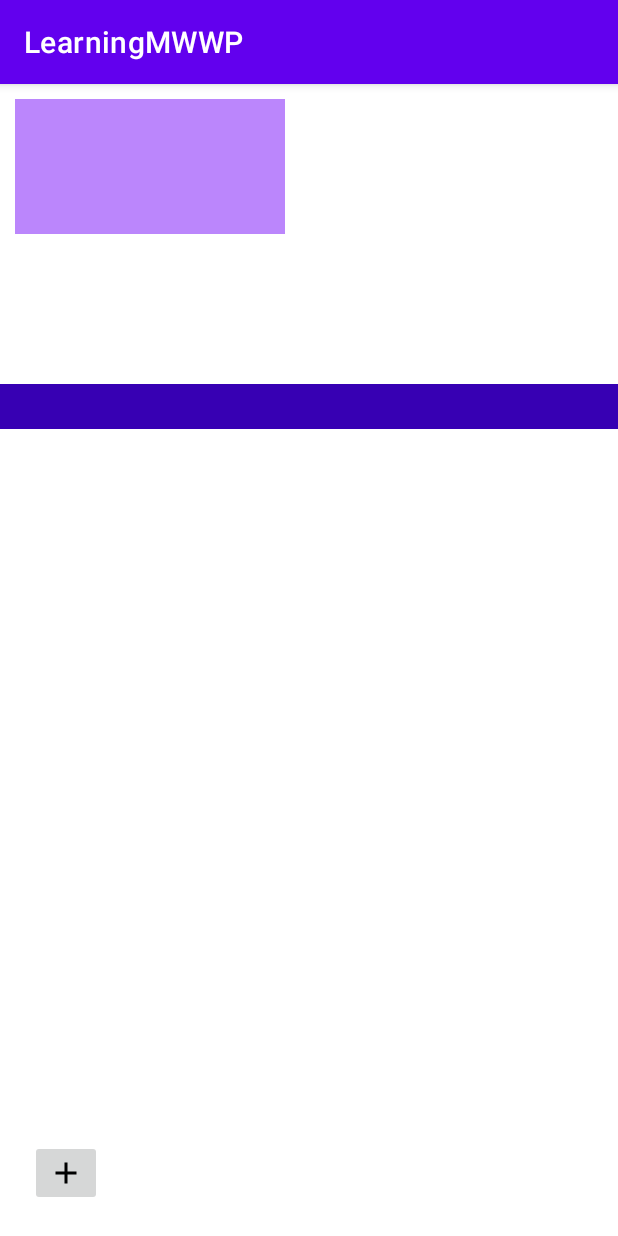
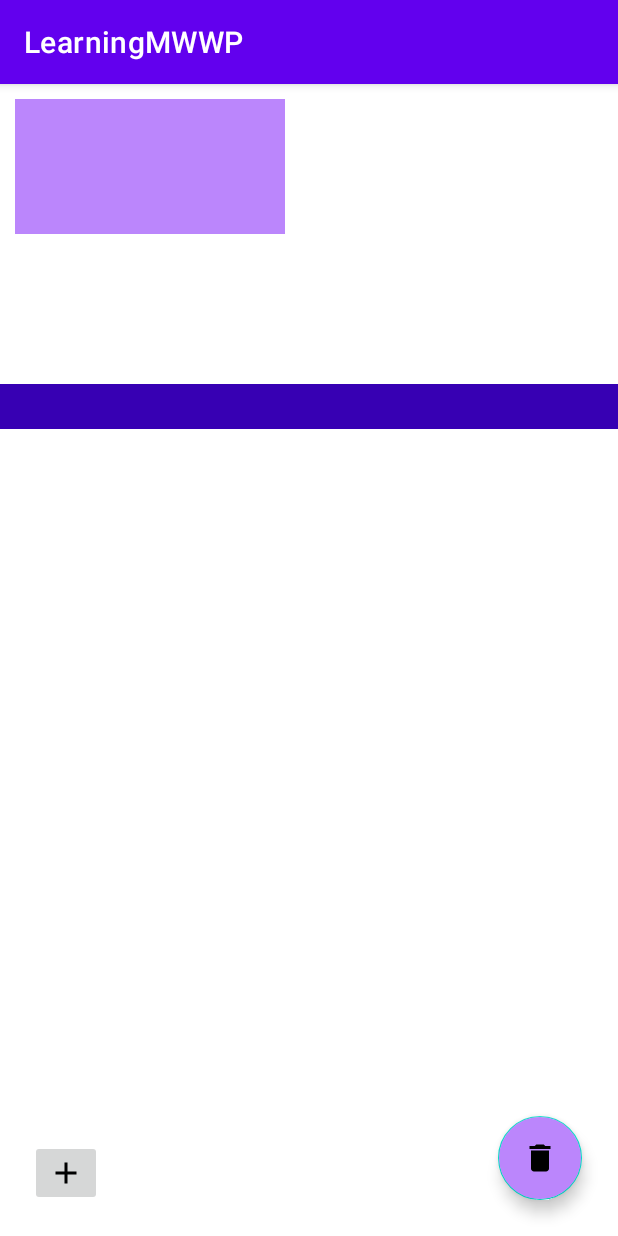
Before and after one commit to sakamotokai/test, an Android app: the fragment aboutFragment placed in its activity, after a tap on an icon or button, on a phone screen of 412 x 824 dp. Run offline under Robolectric (Android 15) with nearby library versions, the phone set to English and light mode, and no system bars; our stand-ins replace Room's generated code.

Commit message:
осталось еще чуть-чуть

```diff
--- a/app/src/main/java/com/example/learningmwwp/screens/aboutFragment.kt
+++ b/app/src/main/java/com/example/learningmwwp/screens/aboutFragment.kt
@@ -15,14 +15,23 @@ class aboutFragment : Fragment() {
     lateinit var binding: FragmentAboutBinding
     lateinit var viewModel:aboutViewModel
 
+    companion object{
+        fun setBundle(bundle: Bundle):aboutFragment{
+            var fragment = aboutFragment()
+            fragment.arguments = bundle
+            return fragment
+        }
+    }
+
     override fun onCreateView(
         inflater: LayoutInflater, container: ViewGroup?,
         savedInstanceState: Bundle?
     ): View {
         viewModel = ViewModelProvider(this).get(aboutViewModel::class.java)
         binding = FragmentAboutBinding.inflate(layoutInflater,container,false)
+        viewModel.showDescription(binding,arguments)
         binding.fragmentAdd.setOnClickListener {
-            viewModel.addLogic(Modeldb(text = binding.aboutFragmentEditText.text.toString()))
+            viewModel.addLogic(Modeldb(text = binding.aboutFragmentEditText.text.toString()),binding,arguments)
         }
         return binding.root
     }
--- a/app/src/main/java/com/example/learningmwwp/screens/aboutViewModel.kt
+++ b/app/src/main/java/com/example/learningmwwp/screens/aboutViewModel.kt
@@ -1,11 +1,13 @@
 package com.example.learningmwwp.screens
 
+import android.os.Bundle
 import androidx.lifecycle.MutableLiveData
 import androidx.lifecycle.ViewModel
 import androidx.lifecycle.viewModelScope
 import com.example.learningmwwp.MainActivity
 import com.example.learningmwwp.RecyclerAdapter.MainRecyclerAdapter
 import com.example.learningmwwp.checker
+import com.example.learningmwwp.databinding.FragmentAboutBinding
 import com.example.learningmwwp.db.Modeldb
 import com.example.learningmwwp.db.RepositoryRealization
 import com.example.learningmwwp.globalDao
@@ -20,7 +22,14 @@ class aboutViewModel:ViewModel() {
         }
     }
 
-    fun addLogic(modeldb: Modeldb){
+    fun showDescription(binding: FragmentAboutBinding,bundle: Bundle?){
+        if(checker){
+            val description = bundle!!.getString("text","Test Value")
+            binding.aboutFragmentTextView.text = description
+        }
+    }
+
+    fun addLogic(modeldb: Modeldb,binding: FragmentAboutBinding,bundle: Bundle?){
         if(checker){
             checker = false
         }
--- /dev/null
+++ b/app/src/main/res/drawable/ic_baseline_delete_24.xml
@@ -0,0 +1,5 @@
+<vector android:height="24dp" android:tint="#000000"
+    android:viewportHeight="24" android:viewportWidth="24"
+    android:width="24dp" xmlns:android="http://schemas.android.com/apk/res/android">
+    <path android:fillColor="@android:color/white" android:pathData="M6,19c0,1.1 0.9,2 2,2h8c1.1,0 2,-0.9 2,-2V7H6v12zM19,4h-3.5l-1,-1h-5l-1,1H5v2h14V4z"/>
+</vector>
--- a/app/src/main/res/layout/fragment_about.xml
+++ b/app/src/main/res/layout/fragment_about.xml
@@ -34,6 +34,17 @@
       app:layout_constraintStart_toStartOf="parent"
       app:layout_constraintEnd_toEndOf="parent"/>
 
+  <com.google.android.material.floatingactionbutton.FloatingActionButton
+      android:id="@+id/fragmentDeleteBtn"
+      android:layout_width="wrap_content"
+      android:layout_height="wrap_content"
+    app:layout_constraintBottom_toBottomOf="parent"
+    app:layout_constraintEnd_toEndOf="parent"
+      android:enabled="true"
+      android:src="@drawable/ic_baseline_delete_24"
+      android:backgroundTint="@color/purple_200"
+    android:layout_marginEnd="24dp"
+    android:layout_marginBottom="24dp"/>
 
   <ImageButton
       app:layout_constraintBottom_toBottomOf="parent"
```
Also changed, not shown: app/src/main/java/com/example/learningmwwp/RecyclerAdapter/MainRecyclerAdapter.kt (+10 -6 lines).
